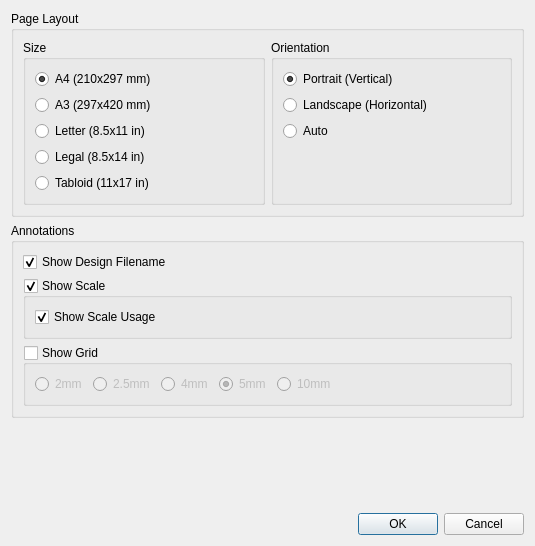
Old version of the form src/gui/ExportPdfDialog.ui in the repository openscad/openscad.
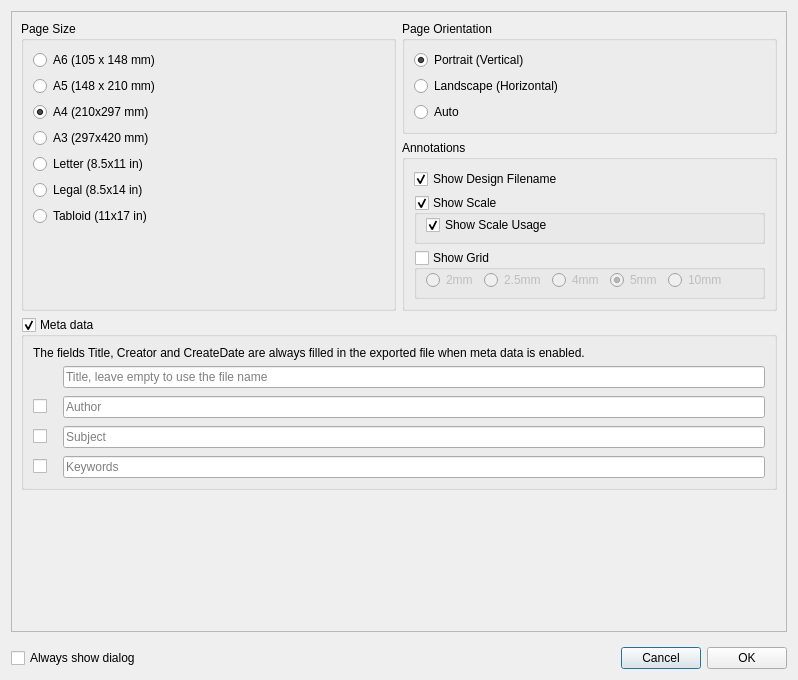
New version of the form.

Commit message: Add type template to SettingsEntryEnum; Sync PDF dialog features.

Diff of the .ui file:
```diff
--- a/src/gui/ExportPdfDialog.ui
+++ b/src/gui/ExportPdfDialog.ui
@@ -6,8 +6,8 @@
    <rect>
     <x>0</x>
     <y>0</y>
-    <width>535</width>
-    <height>546</height>
+    <width>798</width>
+    <height>680</height>
    </rect>
   </property>
   <property name="minimumSize">
@@ -19,26 +19,61 @@
   <property name="windowTitle">
    <string>Export PDF Options</string>
   </property>
-  <layout class="QVBoxLayout" name="verticalLayout" stretch="0,0,1,0">
+  <layout class="QVBoxLayout" name="verticalLayout" stretch="0,0">
    <item>
-    <widget class="QGroupBox" name="groupPage">
-     <property name="title">
-      <string>Page Layout</string>
+    <widget class="QScrollArea" name="scrollArea">
+     <property name="widgetResizable">
+      <bool>true</bool>
      </property>
-     <layout class="QHBoxLayout" name="horizontalLayout">
-      <item>
+     <widget class="QWidget" name="scrollAreaWidgetContents">
+      <property name="geometry">
+       <rect>
+        <x>0</x>
+        <y>0</y>
+        <width>778</width>
+        <height>617</height>
+       </rect>
+      </property>
+      <layout class="QGridLayout" name="gridLayout" columnstretch="1,1">
+       <item row="0" column="0" rowspan="2">
        <widget class="QGroupBox" name="groupSize">
         <property name="toolTip">
          <string>&lt;html&gt;&lt;head/&gt;&lt;body&gt;&lt;p&gt;Set the PDF page (paper) size.  &lt;/p&gt;&lt;/body&gt;&lt;/html&gt;</string>
         </property>
         <property name="title">
-         <string>Size</string>
+          <string>Page Size</string>
         </property>
         <layout class="QVBoxLayout" name="verticalLayout_3">
          <item>
           <layout class="QVBoxLayout" name="vLayoutSize">
            <item>
-            <widget class="QRadioButton" name="rbS_A4">
+             <widget class="QRadioButton" name="radioButtonA6">
+              <property name="text">
+               <string>A6 (105 x 148 mm)</string>
+              </property>
+              <property name="_settings_value" stdset="0">
+               <UInt>0</UInt>
+              </property>
+              <attribute name="buttonGroup">
+               <string notr="true">buttonGroupPaperSize</string>
+              </attribute>
+             </widget>
+            </item>
+            <item>
+             <widget class="QRadioButton" name="radioButtonA5">
+              <property name="text">
+               <string>A5 (148 x 210 mm)</string>
+              </property>
+              <property name="_settings_value" stdset="0">
+               <UInt>1</UInt>
+              </property>
+              <attribute name="buttonGroup">
+               <string notr="true">buttonGroupPaperSize</string>
+              </attribute>
+             </widget>
+            </item>
+            <item>
+             <widget class="QRadioButton" name="radioButtonA4">
              <property name="text">
               <string>A4 (210x297 mm)</string>
              </property>
@@ -92,16 +127,155 @@
            </item>
           </layout>
          </item>
+          <item>
+           <spacer name="verticalSpacer">
+            <property name="orientation">
+             <enum>Qt::Vertical</enum>
+            </property>
+            <property name="sizeHint" stdset="0">
+             <size>
+              <width>20</width>
+              <height>40</height>
+             </size>
+            </property>
+           </spacer>
+          </item>
         </layout>
        </widget>
       </item>
+       <item row="3" column="0" colspan="2">
+        <widget class="QGroupBox" name="groupMetaData">
+         <property name="title">
+          <string>Meta data</string>
+         </property>
+         <property name="checkable">
+          <bool>true</bool>
+         </property>
+         <property name="checked">
+          <bool>true</bool>
+         </property>
+         <layout class="QVBoxLayout" name="verticalLayout_7">
       <item>
+           <widget class="QLabel" name="label_3">
+            <property name="text">
+             <string>The fields Title, Creator and CreateDate are always filled in the exported file when meta data is enabled.</string>
+            </property>
+            <property name="wordWrap">
+             <bool>true</bool>
+            </property>
+           </widget>
+          </item>
+          <item>
+           <layout class="QGridLayout" name="gridLayoutMetaData">
+            <property name="horizontalSpacing">
+             <number>16</number>
+            </property>
+            <property name="verticalSpacing">
+             <number>8</number>
+            </property>
+            <item row="3" column="0">
+             <widget class="QCheckBox" name="checkBoxMetaDataSubject">
+              <property name="enabled">
+               <bool>true</bool>
+              </property>
+              <property name="toolTip">
+               <string>A description of the document</string>
+              </property>
+              <property name="text">
+               <string/>
+              </property>
+             </widget>
+            </item>
+            <item row="1" column="1">
+             <widget class="QLineEdit" name="lineEditMetaDataTitle">
+              <property name="enabled">
+               <bool>true</bool>
+              </property>
+              <property name="placeholderText">
+               <string>Title, leave empty to use the file name</string>
+              </property>
+              <property name="clearButtonEnabled">
+               <bool>true</bool>
+              </property>
+             </widget>
+            </item>
+            <item row="3" column="1">
+             <widget class="QLineEdit" name="lineEditMetaDataSubject">
+              <property name="enabled">
+               <bool>true</bool>
+              </property>
+              <property name="placeholderText">
+               <string>Subject</string>
+              </property>
+              <property name="clearButtonEnabled">
+               <bool>true</bool>
+              </property>
+             </widget>
+            </item>
+            <item row="4" column="1">
+             <widget class="QLineEdit" name="lineEditMetaDataKeywords">
+              <property name="enabled">
+               <bool>true</bool>
+              </property>
+              <property name="toolTip">
+               <string>A copyright associated with this document</string>
+              </property>
+              <property name="placeholderText">
+               <string>Keywords</string>
+              </property>
+              <property name="clearButtonEnabled">
+               <bool>true</bool>
+              </property>
+             </widget>
+            </item>
+            <item row="2" column="0">
+             <widget class="QCheckBox" name="checkBoxMetaDataAuthor">
+              <property name="enabled">
+               <bool>true</bool>
+              </property>
+              <property name="toolTip">
+               <string>A name for a designer of this document</string>
+              </property>
+              <property name="text">
+               <string/>
+              </property>
+             </widget>
+            </item>
+            <item row="2" column="1">
+             <widget class="QLineEdit" name="lineEditMetaDataAuthor">
+              <property name="enabled">
+               <bool>true</bool>
+              </property>
+              <property name="placeholderText">
+               <string>Author</string>
+              </property>
+              <property name="clearButtonEnabled">
+               <bool>true</bool>
+              </property>
+             </widget>
+            </item>
+            <item row="4" column="0">
+             <widget class="QCheckBox" name="checkBoxMetaDataKeywords">
+              <property name="enabled">
+               <bool>true</bool>
+              </property>
+              <property name="text">
+               <string/>
+              </property>
+             </widget>
+            </item>
+           </layout>
+          </item>
+         </layout>
+        </widget>
+       </item>
+       <item row="0" column="1">
        <widget class="QGroupBox" name="groupOrientation">
         <property name="toolTip">
          <string>&lt;html&gt;&lt;head/&gt;&lt;body&gt;&lt;p&gt;Set the direction of the largest page dimension.&lt;/p&gt;&lt;/body&gt;&lt;/html&gt;</string>
         </property>
         <property name="title">
-         <string>Orientation</string>
+          <string>Page Orientation</string>
         </property>
         <layout class="QVBoxLayout" name="verticalLayout_4">
          <item>
@@ -144,26 +318,10 @@
            </item>
           </layout>
          </item>
-         <item>
-          <spacer name="verticalSpacer">
-           <property name="orientation">
-            <enum>Qt::Vertical</enum>
-           </property>
-           <property name="sizeHint" stdset="0">
-            <size>
-             <width>20</width>
-             <height>40</height>
-            </size>
-           </property>
-          </spacer>
-         </item>
         </layout>
        </widget>
       </item>
-     </layout>
-    </widget>
-   </item>
-   <item>
+       <item row="1" column="1">
     <widget class="QGroupBox" name="groupAnnotations">
      <property name="title">
       <string>Annotations</string>
@@ -196,8 +354,17 @@
            <bool>true</bool>
           </property>
           <layout class="QVBoxLayout" name="verticalLayout_6">
+               <property name="topMargin">
+                <number>0</number>
+               </property>
+               <property name="bottomMargin">
+                <number>6</number>
+               </property>
            <item>
-            <widget class="QCheckBox" name="cbScaleUsg">
+                <widget class="QCheckBox" name="checkBoxShowScaleMessage">
+                 <property name="enabled">
+                  <bool>true</bool>
+                 </property>
              <property name="toolTip">
               <string>&lt;html&gt;&lt;head/&gt;&lt;body&gt;&lt;p&gt;Include text describing usage of scale.&lt;/p&gt;&lt;/body&gt;&lt;/html&gt;</string>
              </property>
@@ -227,6 +394,12 @@
            <bool>false</bool>
           </property>
           <layout class="QVBoxLayout" name="verticalLayout_5">
+               <property name="topMargin">
+                <number>0</number>
+               </property>
+               <property name="bottomMargin">
+                <number>6</number>
+               </property>
            <item>
             <layout class="QHBoxLayout" name="hLayoutGrid">
              <item>
@@ -305,7 +478,7 @@
      </layout>
     </widget>
    </item>
-   <item>
+       <item row="4" column="0" colspan="2">
     <spacer name="verticalSpacerPdfDialog">
      <property name="orientation">
       <enum>Qt::Vertical</enum>
@@ -313,22 +486,57 @@
      <property name="sizeHint" stdset="0">
       <size>
        <width>20</width>
-       <height>40</height>
+           <height>0</height>
       </size>
      </property>
     </spacer>
    </item>
+      </layout>
+     </widget>
+    </widget>
+   </item>
    <item>
-    <widget class="QDialogButtonBox" name="buttonBox">
+    <layout class="QHBoxLayout" name="horizontalLayoutDialogButtons">
+     <property name="topMargin">
+      <number>9</number>
+     </property>
+     <item>
+      <widget class="QCheckBox" name="checkBoxAlwaysShowDialog">
+       <property name="text">
+        <string>Always show dialog</string>
+       </property>
+      </widget>
+     </item>
+     <item>
+      <spacer name="horizontalSpacerDialogButtons">
      <property name="orientation">
       <enum>Qt::Horizontal</enum>
      </property>
-     <property name="standardButtons">
-      <set>QDialogButtonBox::Cancel|QDialogButtonBox::Ok</set>
-     </property>
-    </widget>
-   </item>
-  </layout>
+       <property name="sizeHint" stdset="0">
+        <size>
+         <width>40</width>
+         <height>20</height>
+        </size>
+       </property>
+      </spacer>
+     </item>
+     <item>
+      <widget class="QPushButton" name="pushButtonCancel">
+       <property name="text">
+        <string>Cancel</string>
+       </property>
+      </widget>
+     </item>
+     <item>
+      <widget class="QPushButton" name="pushButtonOk">
+       <property name="text">
+        <string>OK</string>
+       </property>
+      </widget>
+     </item>
+    </layout>
+   </item>
+  </layout>
  </widget>
  <resources/>
  <connections>
```
Left out of the diff: 141 changed lines with no effect on the pictures. Lines whose indentation alone changed are shown as unchanged. The commit also changes 20 other files.
